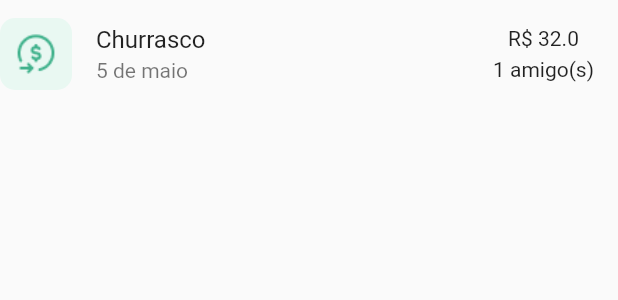
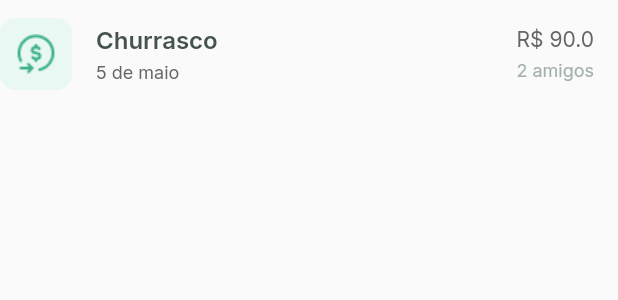
Before and after one commit to fagnerlima/rocketseat-ignite-flutter, a Flutter app: the EventTileWidget widget shown alone on an empty page, opened directly, on a phone screen of 412 x 824 dp. Shown: the top 300 px of the screen. Run offline on Flutter 3.47's test engine with Material 2 defaults, Android fonts, the phone set to English and light mode, and no system bars; our stand-ins replace firebase_core, google_fonts, google_sign_in; accounts and stored records are empty; network calls fail.

Commit message:
Adiciona estilos do EventTileWidget

```diff
--- a/split_it/lib/modules/home/home_page.dart
+++ b/split_it/lib/modules/home/home_page.dart
@@ -23,8 +23,8 @@ class _HomePageState extends State<HomePage> {
       body: EventTileWidget(
         title: 'Churrasco',
         subtitle: '5 de maio',
-        value: 32,
-        people: 1,
+        value: 90,
+        people: 2,
       ),
     );
   }
--- a/split_it/lib/modules/home/widgets/event_tile_widget.dart
+++ b/split_it/lib/modules/home/widgets/event_tile_widget.dart
@@ -1,5 +1,6 @@
 import 'package:flutter/material.dart';
 import 'package:split_it/modules/home/widgets/icon_dollar_widget.dart';
+import 'package:split_it/theme/app_theme.dart';
 
 class EventTileWidget extends StatelessWidget {
   final String title;
@@ -22,14 +23,26 @@ class EventTileWidget extends StatelessWidget {
         IconDollarWidget(type: IconDollarType.income),
         Expanded(
           child: ListTile(
-            title: Text(title),
-            subtitle: Text(subtitle),
+            title: Text(
+              title,
+              style: AppTheme.textStyles.eventTileTitle,
+            ),
+            subtitle: Text(
+              subtitle,
+                style: AppTheme.textStyles.eventTileSubtitle
+            ),
             trailing: Column(
               mainAxisAlignment: MainAxisAlignment.center,
               children: [
-                Text('R\$ $value'),
+                Text(
+                  'R\$ $value',
+                    style: AppTheme.textStyles.eventTileValue
+                ),
                 SizedBox(height: 5,),
-                Text('$people amigo(s)'),
+                Text(
+                  '$people amigo${people > 1 ? 's' : ''}',
+                    style: AppTheme.textStyles.eventTilePeople
+                ),
               ],
             ),
           )
--- a/split_it/lib/theme/app_colors.dart
+++ b/split_it/lib/theme/app_colors.dart
@@ -14,6 +14,10 @@ abstract class AppColors {
   Color get infoCardTitle;
   Color get infoCardDetailIncome;
   Color get infoCardDetailExpense;
+  Color get eventTileTitle;
+  Color get eventTileSubtitle;
+  Color get eventTileValue;
+  Color get eventTilePeople;
 }
 
 class AppColorsDefault extends AppColors {
@@ -55,4 +59,16 @@ class AppColorsDefault extends AppColors {
 
   @override
   Color get infoCardDetailExpense => Color(0xFFE83F5B);
+
+  @override
+  Color get eventTileTitle => Color(0xFF455250);
+
+  @override
+  Color get eventTileSubtitle => Color(0xFF666666);
+
+  @override
+  Color get eventTileValue => Color(0xFF666666);
+
+  @override
+  Color get eventTilePeople => Color(0xFFA4B2AE);
 }
--- a/split_it/lib/theme/app_text_styles.dart
+++ b/split_it/lib/theme/app_text_styles.dart
@@ -10,6 +10,10 @@ abstract class AppTextStyles {
   TextStyle get infoCardTitle;
   TextStyle get infoCardDetailIncome;
   TextStyle get infoCardDetailExpense;
+  TextStyle get eventTileTitle;
+  TextStyle get eventTileSubtitle;
+  TextStyle get eventTileValue;
+  TextStyle get eventTilePeople;
 }
 
 class AppTextStylesDefault extends AppTextStyles {
@@ -54,4 +58,32 @@ class AppTextStylesDefault extends AppTextStyles {
     fontSize: 20,
     fontWeight: FontWeight.w600,
   );
+
+  @override
+  TextStyle get eventTileTitle => GoogleFonts.inter(
+    color: AppTheme.colors.eventTileTitle,
+    fontSize: 16,
+    fontWeight: FontWeight.w600,
+  );
+
+  @override
+  TextStyle get eventTileSubtitle => GoogleFonts.inter(
+    color: AppTheme.colors.eventTileSubtitle,
+    fontSize: 12,
+    fontWeight: FontWeight.w400,
+  );
+
+  @override
+  TextStyle get eventTileValue => GoogleFonts.inter(
+    color: AppTheme.colors.eventTileValue,
+    fontSize: 14,
+    fontWeight: FontWeight.w400,
+  );
+
+  @override
+  TextStyle get eventTilePeople => GoogleFonts.inter(
+    color: AppTheme.colors.eventTilePeople,
+    fontSize: 12,
+    fontWeight: FontWeight.w400,
+  );
 }
```
